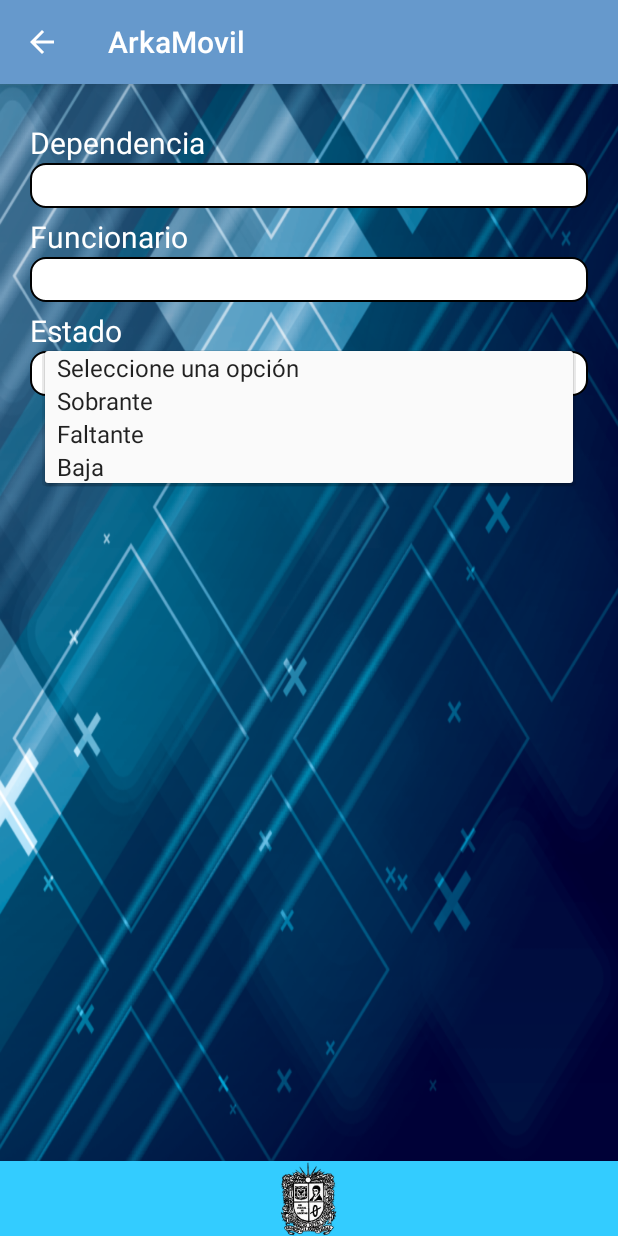
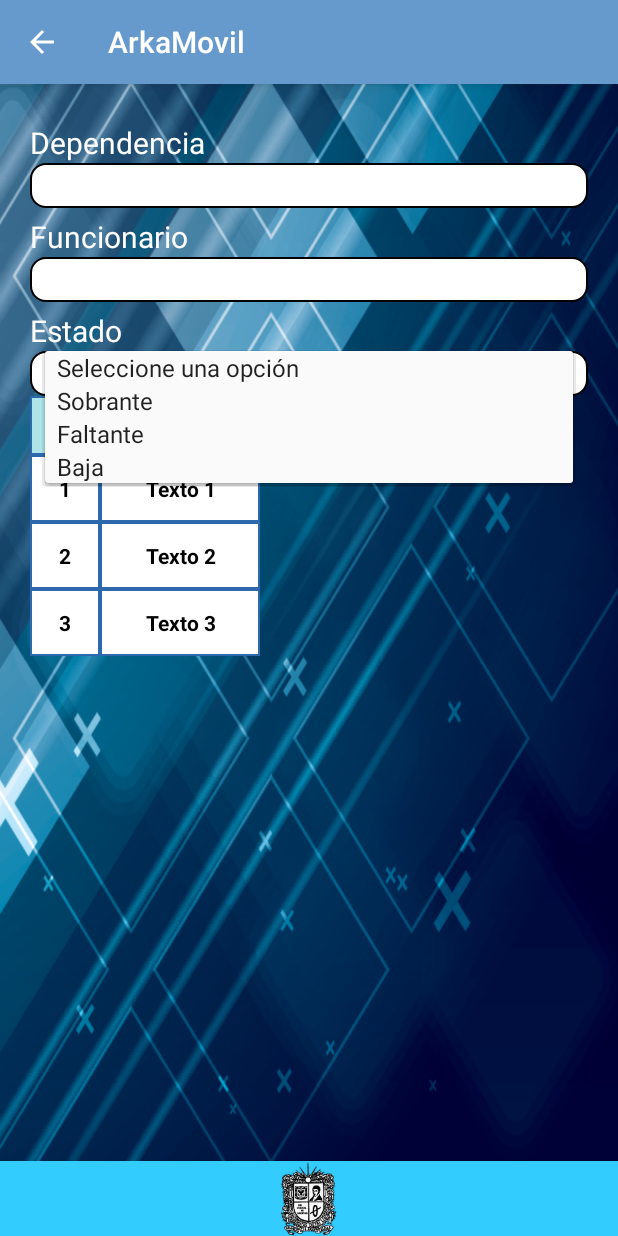
Before and after one commit to EmmanuelTaborda2015/ArkaMovil1.3, an Android app: the fragment CasoUso5 placed in its activity, after a tap on "Seleccione una opción", on a phone screen of 412 x 824 dp. Run offline under Robolectric (Android 15) with nearby library versions, the phone set to English and light mode, and no system bars; 2 statements that could not run were skipped.

Commit message:
commit crear tablas

```diff
--- a/app/src/main/java/com/arkamovil/android/casos_uso/CasoUso5.java
+++ b/app/src/main/java/com/arkamovil/android/casos_uso/CasoUso5.java
@@ -1,7 +1,9 @@
 package com.arkamovil.android.casos_uso;
 
+import android.content.res.Resources;
 import android.os.Bundle;
 import android.support.v4.app.Fragment;
+import android.view.Gravity;
 import android.view.LayoutInflater;
 import android.view.View;
 import android.view.ViewGroup;
@@ -9,14 +11,19 @@ import android.widget.ArrayAdapter;
 import android.widget.AutoCompleteTextView;
 import android.widget.MultiAutoCompleteTextView;
 import android.widget.Spinner;
+import android.widget.TableLayout;
+import android.widget.TableRow;
+import android.widget.TextView;
 
 import com.arkamovil.android.R;
+import com.arkamovil.android.procesos.CrearTablas;
 import com.arkamovil.android.procesos.LlenarListas;
 
 import java.util.ArrayList;
 import java.util.List;
 
 public class CasoUso5 extends Fragment {
+
     public View onCreateView(LayoutInflater inflater, ViewGroup container,
                              Bundle savedInstanceState) {
 
@@ -53,7 +60,13 @@ public class CasoUso5 extends Fragment {
 
         //////////////////////////////////////////////////////////////////////////////////////////////////
 
+        //Clase para crear Tablas, se envian como parametros la Vista, La Actividad y el numero de Filas.
+        CrearTablas crear = new CrearTablas();
+        crear.crear(rootView, getActivity(), 3);
+        ////////////////////////////////////////////////////////////////////////////////////////////////
 
         return rootView;
     }
+
+
 }
--- /dev/null
+++ b/app/src/main/java/com/arkamovil/android/procesos/CrearTablas.java
@@ -0,0 +1,106 @@
+package com.arkamovil.android.procesos;
+
+import android.app.Activity;
+import android.content.res.Resources;
+import android.view.Gravity;
+import android.view.View;
+import android.widget.TableLayout;
+import android.widget.TableRow;
+import android.widget.TextView;
+
+import com.arkamovil.android.R;
+
+/**
+ * Created by Emmanuel on 7/04/15.
+ */
+public class CrearTablas {
+
+    TableLayout tabla;
+    TableLayout cabecera;
+    TableRow.LayoutParams layoutFila;
+    TableRow.LayoutParams layoutId;
+    TableRow.LayoutParams layoutTexto;
+
+    Activity act;
+
+    Resources rs;
+
+    private int MAX_FILAS;
+
+    public void crear(View rootView, Activity actividad, int filas){
+
+        this.act = actividad;
+        this.MAX_FILAS = filas;
+
+        rs = actividad.getResources();
+        tabla = (TableLayout) rootView.findViewById(R.id.tabla);
+        cabecera = (TableLayout) rootView.findViewById(R.id.cabecera);
+        layoutFila = new TableRow.LayoutParams(TableRow.LayoutParams.WRAP_CONTENT,
+                TableRow.LayoutParams.WRAP_CONTENT);
+        layoutId = new TableRow.LayoutParams(70,TableRow.LayoutParams.WRAP_CONTENT);
+        layoutTexto = new TableRow.LayoutParams(160,TableRow.LayoutParams.WRAP_CONTENT);
+        agregarCabecera();
+        agregarFilasTabla();
+    }
+
+    public void agregarCabecera(){
+        TableRow fila;
+        TextView txtId;
+        TextView txtNombre;
+
+        fila = new TableRow(act);
+        fila.setLayoutParams(layoutFila);
+
+        txtId = new TextView(act);
+        txtNombre = new TextView(act);
+
+        txtId.setText(rs.getString(R.string.id));
+        txtId.setGravity(Gravity.CENTER_HORIZONTAL);
+        txtId.setTextAppearance(act,R.style.etiqueta);
+        txtId.setBackgroundResource(R.drawable.tabla_celda_cabecera);
+        txtId.setLayoutParams(layoutId);
+
+        txtNombre.setText(rs.getString(R.string.valor));
+        txtNombre.setGravity(Gravity.CENTER_HORIZONTAL);
+        txtNombre.setTextAppearance(act,R.style.etiqueta);
+        txtNombre.setBackgroundResource(R.drawable.tabla_celda_cabecera);
+        txtNombre.setLayoutParams(layoutTexto);
+
+        fila.addView(txtId);
+        fila.addView(txtNombre);
+        cabecera.addView(fila);
+    }
+
+    public void agregarFilasTabla(){
+
+        TableRow fila;
+        TextView txtId;
+        TextView txtNombre;
+
+        for(int i = 0;i<MAX_FILAS;i++){
+            int posicion = i + 1;
+            fila = new TableRow(act);
+            fila.setLayoutParams(layoutFila);
+
+            txtId = new TextView(act);
+            txtNombre = new TextView(act);
+
+            txtId.setText(String.valueOf(posicion));
+            txtId.setGravity(Gravity.CENTER_HORIZONTAL);
+            txtId.setTextAppearance(act,R.style.etiqueta);
+            txtId.setBackgroundResource(R.drawable.tabla_celda);
+            txtId.setLayoutParams(layoutId);
+
+            txtNombre.setText("Texto "+posicion);
+            txtNombre.setGravity(Gravity.CENTER_HORIZONTAL);
+            txtNombre.setTextAppearance(act,R.style.etiqueta);
+            txtNombre.setBackgroundResource(R.drawable.tabla_celda);
+            txtNombre.setLayoutParams(layoutTexto);
+
+            fila.addView(txtId);
+            fila.addView(txtNombre);
+
+            tabla.addView(fila);
+        }
+    }
+}
--- /dev/null
+++ b/app/src/main/res/drawable/tabla_celda.xml
@@ -0,0 +1,7 @@
+<?xml version="1.0" encoding="utf-8"?>
+<shape xmlns:android="http://schemas.android.com/apk/res/android">
+    <stroke android:width="1dp" android:color="#FF2E69AD" />
+    <solid android:color="#FFFFFFFF"/>
+    <padding android:left="10dp" android:top="13dp"
+        android:right="10dp" android:bottom="13dp" />
+</shape>
--- /dev/null
+++ b/app/src/main/res/drawable/tabla_celda_cabecera.xml
@@ -0,0 +1,7 @@
+<?xml version="1.0" encoding="utf-8"?>
+<shape xmlns:android="http://schemas.android.com/apk/res/android">
+    <stroke android:width="1dp" android:color="#FF2E69AD" />
+    <solid android:color="#FFAEE4E8"/>
+    <padding android:left="10dp" android:top="10dp"
+        android:right="10dp" android:bottom="10dp" />
+</shape>
--- a/app/src/main/res/layout/fm_casouso5.xml
+++ b/app/src/main/res/layout/fm_casouso5.xml
@@ -1,10 +1,19 @@
 <?xml version="1.0" encoding="utf-8"?>
-<LinearLayout xmlns:android="http://schemas.android.com/apk/res/android"
+<ScrollView xmlns:android="http://schemas.android.com/apk/res/android"
+    android:layout_width="match_parent"
+    android:layout_height="match_parent">
+
+    <RelativeLayout
+        android:id="@+id/RelativeLayout01"
+        android:layout_width="match_parent"
+        android:layout_height="fill_parent">
+
+        <LinearLayout
+            android:id="@+id/LinearLayout01"
+            android:layout_width="fill_parent"
+            android:layout_height="fill_parent"
             android:orientation="vertical"
-    android:layout_width="match_parent"
-    android:layout_height="match_parent"
             android:padding="20dp">
-
                 <TextView
                     android:id="@+id/label_dependencia"
                     android:text="@string/String_dependencia"
@@ -32,4 +41,18 @@
                     android:id="@+id/estado"
                     style="@style/buttonTextArkaMovil"/>
 
+                <TableLayout android:id="@+id/cabecera"
+                android:layout_width="wrap_content" android:layout_height="wrap_content">
+                </TableLayout>
+
+                <LinearLayout android:orientation="vertical"
+                    android:layout_width="wrap_content" android:layout_height="wrap_content">
+                    <TableLayout android:id="@+id/tabla"
+                        android:layout_width="wrap_content" android:layout_height="wrap_content">
+                    </TableLayout>
                 </LinearLayout>
+
+
+        </LinearLayout>
+    </RelativeLayout>
+</ScrollView>
--- a/app/src/main/res/values/strings.xml
+++ b/app/src/main/res/values/strings.xml
@@ -56,5 +56,7 @@
     <string name="String_funcionario">Funcionario</string>
     <string name="String_dependencia">Dependencia</string>
     <string name="String_estado">Estado</string>
+    <string name="id">Id</string>
+    <string name="valor">Valor</string>
 
 </resources>
--- a/app/src/main/res/values/styles.xml
+++ b/app/src/main/res/values/styles.xml
@@ -7,7 +7,14 @@
     <item name="colorPrimary">#69C</item>
 </style>
 
-<style name="Standard" parent="android:style/Theme.Black">
+    <style name="etiqueta">
+        <item name="android:typeface">normal</item>
+        <item name="android:textColor">#000000</item>
+        <item name="android:textSize">14dp</item>
+        <item name="android:textStyle">bold</item>
+    </style>
+
+    <style name="Standard" parent="android:style/Theme.Black">
     <item name="android:layout_alignParentRight">true</item>
     <item name="android:layout_width">wrap_content</item>
     <item name="android:layout_height">wrap_content</item>
```
Lines whose indentation alone changed are shown as unchanged.
